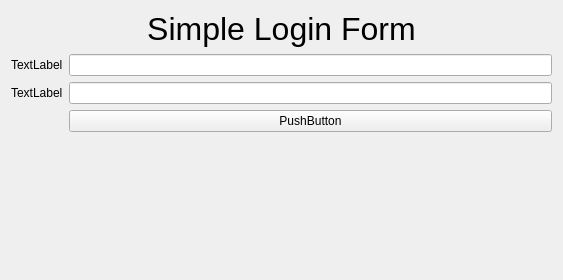
The window that pages/themes/PyQT-Lecture2/slides_examples/simpleLoginForm.ui (WWWCourses/PythonCourseNetIT-Slides) describes before a commit, drawn with Qt 5.
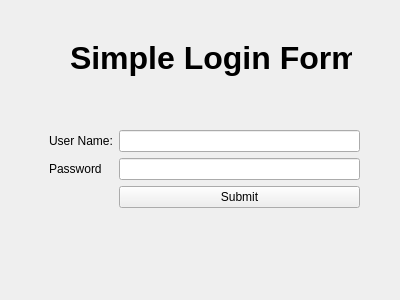
The same window after the commit.

Diff of the .ui file:
```diff
--- a/pages/themes/PyQT-Lecture2/slides_examples/simpleLoginForm.ui
+++ b/pages/themes/PyQT-Lecture2/slides_examples/simpleLoginForm.ui
@@ -6,56 +6,65 @@
    <rect>
     <x>0</x>
     <y>0</y>
-    <width>563</width>
-    <height>280</height>
+    <width>400</width>
+    <height>300</height>
    </rect>
   </property>
   <property name="windowTitle">
    <string>Form</string>
   </property>
-  <layout class="QVBoxLayout" name="verticalLayout">
-   <item>
+  <widget class="QWidget" name="formLayoutWidget">
+   <property name="geometry">
+    <rect>
+     <x>49</x>
+     <y>130</y>
+     <width>311</width>
+     <height>111</height>
+    </rect>
+   </property>
     <layout class="QFormLayout" name="formLayout">
-     <item row="0" column="0" colspan="2">
-      <widget class="QLabel" name="label">
-       <property name="text">
-        <string>&lt;html&gt;&lt;head/&gt;&lt;body&gt;&lt;p&gt;&lt;span style=&quot; font-size:24pt;&quot;&gt;Simple Login Form&lt;/span&gt;&lt;/p&gt;&lt;/body&gt;&lt;/html&gt;</string>
-       </property>
-       <property name="alignment">
-        <set>Qt::AlignCenter</set>
-       </property>
-      </widget>
-     </item>
-     <item row="1" column="0">
+    <item row="0" column="0">
       <widget class="QLabel" name="label_2">
        <property name="text">
-        <string>TextLabel</string>
+       <string>User Name:</string>
        </property>
       </widget>
      </item>
-     <item row="1" column="1">
+    <item row="0" column="1">
       <widget class="QLineEdit" name="lineEdit"/>
      </item>
-     <item row="2" column="0">
+    <item row="1" column="0">
       <widget class="QLabel" name="label_3">
        <property name="text">
-        <string>TextLabel</string>
+       <string>Password</string>
        </property>
       </widget>
      </item>
-     <item row="2" column="1">
+    <item row="1" column="1">
       <widget class="QLineEdit" name="lineEdit_2"/>
      </item>
-     <item row="3" column="1">
+    <item row="2" column="1">
       <widget class="QPushButton" name="pushButton">
        <property name="text">
-        <string>PushButton</string>
+       <string>Submit</string>
        </property>
       </widget>
      </item>
     </layout>
-   </item>
-  </layout>
+  </widget>
+  <widget class="QLabel" name="label">
+   <property name="geometry">
+    <rect>
+     <x>70</x>
+     <y>40</y>
+     <width>282</width>
+     <height>37</height>
+    </rect>
+   </property>
+   <property name="text">
+    <string>&lt;html&gt;&lt;head/&gt;&lt;body&gt;&lt;p&gt;&lt;span style=&quot; font-size:24pt; font-weight:600;&quot;&gt;Simple Login Form&lt;/span&gt;&lt;/p&gt;&lt;/body&gt;&lt;/html&gt;</string>
+   </property>
+  </widget>
  </widget>
  <resources/>
  <connections/>
```
Lines whose indentation alone changed are shown as unchanged.
